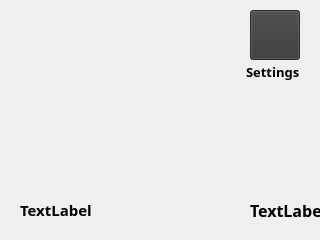
Before: the Qt Designer form GuiRasp/mainwindow.ui in cala21/CSCI-3308, drawn with Qt 5.
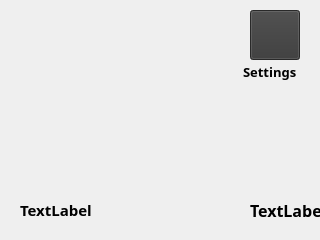
After: the same form once the commit is applied. Icons and pictures are not drawn.

Diff of the .ui file:
```diff
--- a/GuiRasp/mainwindow.ui
+++ b/GuiRasp/mainwindow.ui
@@ -52,9 +52,9 @@
    <widget class="QLabel" name="label">
     <property name="geometry">
      <rect>
-      <x>246</x>
+      <x>243</x>
       <y>64</y>
-      <width>61</width>
+      <width>71</width>
       <height>16</height>
      </rect>
     </property>
```
